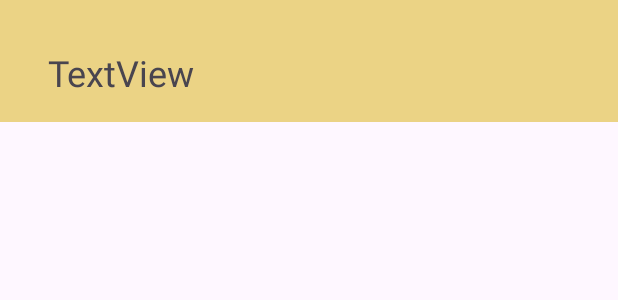
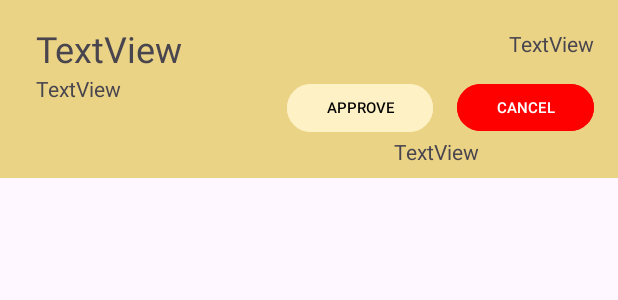
Before and after one commit to SankaUdeshika/AndroidFixers, an Android app: the layout pending_order_layouts.xml on its own in the app's theme, with its tools: preview values and no code run, on a phone screen of 412 x 824 dp. Shown: the top 300 px of the screen. Run offline under Robolectric (Android 15) with nearby library versions, the phone set to English and light mode, and no system bars.

Commit message:
Done Update Order Status process

```diff
--- a/app/src/main/res/layout/pending_order_layouts.xml
+++ b/app/src/main/res/layout/pending_order_layouts.xml
@@ -7,18 +7,72 @@
     android:background="@color/SecondColor">
 
     <TextView
-        android:id="@+id/textView21"
+        android:id="@+id/CustomerName"
         android:layout_width="0dp"
         android:layout_height="33dp"
-        android:layout_marginStart="32dp"
-        android:layout_marginTop="32dp"
-        android:layout_marginEnd="32dp"
-        android:layout_marginBottom="16dp"
+        android:layout_marginStart="24dp"
+        android:layout_marginTop="16dp"
         android:text="TextView"
         android:textSize="24sp"
-        app:layout_constraintBottom_toBottomOf="parent"
-        app:layout_constraintEnd_toEndOf="parent"
         app:layout_constraintStart_toStartOf="parent"
         app:layout_constraintTop_toTopOf="parent" />
 
+    <TextView
+        android:id="@+id/customerMobile"
+        android:layout_width="161dp"
+        android:layout_height="48dp"
+        android:text="TextView"
+        app:layout_constraintStart_toStartOf="@+id/CustomerName"
+        app:layout_constraintTop_toBottomOf="@+id/CustomerName" />
+
+    <TextView
+        android:id="@+id/datetime"
+        android:layout_width="wrap_content"
+        android:layout_height="wrap_content"
+        android:layout_marginTop="16dp"
+        android:layout_marginEnd="16dp"
+        android:text="TextView"
+        app:layout_constraintBottom_toTopOf="@+id/approvedBtn"
+        app:layout_constraintEnd_toEndOf="parent"
+        app:layout_constraintTop_toTopOf="parent"
+        app:layout_constraintVertical_bias="0.181" />
+
+    <Button
+        android:id="@+id/approvedBtn"
+        android:layout_width="97dp"
+        android:layout_height="40dp"
+        android:layout_marginEnd="16dp"
+        android:backgroundTint="@color/primaryColor"
+        android:text="@string/approve"
+        android:textColor="@color/black"
+        android:textSize="10sp"
+        app:layout_constraintEnd_toStartOf="@+id/orderCancel"
+        app:layout_constraintTop_toTopOf="@+id/orderCancel" />
+
+    <Button
+        android:id="@+id/orderCancel"
+        android:layout_width="91dp"
+        android:layout_height="39dp"
+        android:layout_marginTop="52dp"
+        android:layout_marginEnd="16dp"
+        android:backgroundTint="@color/WarningText"
+        android:text="@string/cancel"
+        android:textSize="10sp"
+        app:layout_constraintEnd_toEndOf="parent"
+        app:layout_constraintTop_toTopOf="parent" />
+
+    <TextView
+        android:id="@+id/bookingID"
+        android:layout_width="0dp"
+        android:layout_height="wrap_content"
+        android:layout_marginStart="50dp"
+        android:layout_marginEnd="50dp"
+        android:layout_marginBottom="8dp"
+        android:text="TextView"
+        android:textAlignment="center"
+        app:layout_constraintBottom_toBottomOf="parent"
+        app:layout_constraintEnd_toEndOf="@+id/orderCancel"
+        app:layout_constraintStart_toEndOf="@+id/customerMobile"
+        app:layout_constraintTop_toBottomOf="@+id/orderCancel" />
+
 </androidx.constraintlayout.widget.ConstraintLayout>
--- a/app/src/main/res/values/colors.xml
+++ b/app/src/main/res/values/colors.xml
@@ -14,6 +14,6 @@
     <color name="SuccessText">#048A07</color>
     <!--  Pie Chart Colors -->
     <color name="OrderColors">#083DFD</color>
-    <color name="CompletionColors">#3DFD08</color>
+    <color name="CompletionColors">#FF4800</color>
 
 </resources>
--- a/app/src/main/res/values/strings.xml
+++ b/app/src/main/res/values/strings.xml
@@ -9,6 +9,7 @@
     <string name="Save">SAVE</string>
     <string name="REMEMBER">Remember me</string>
     <string name="search">Search</string>
+    <string name="approve">APPROVE</string>
 
 
     <!--    Login Component-->
```
Also changed, not shown: app/src/main/java/lk/sankaudeshika/androidfixers/model/PendingOrders.java (+44 -10 lines), app/src/main/java/lk/sankaudeshika/androidfixers/ui/pendingorders/PendingOrdersFragment.java (+74 -17 lines), app/src/main/res/layout/fragment_pending_orders.xml (+3 -15 lines).
